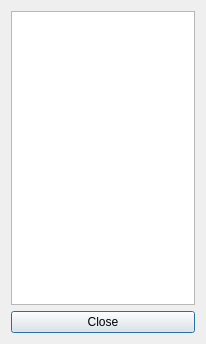
Old version of the form qtCoin/src/ftp-server/debuglogdialog.ui in the repository netpipe/EcoCoin.
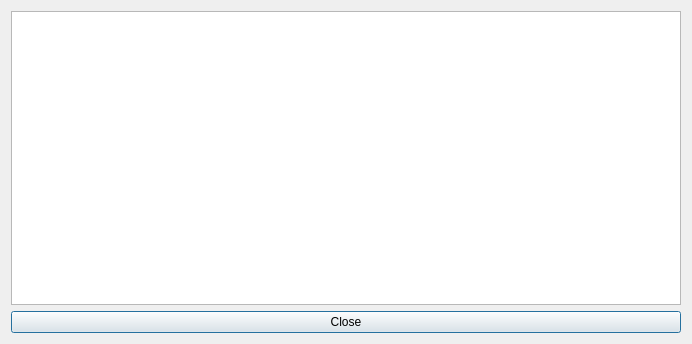
New version of the form.

```diff
--- a/qtCoin/src/ftp-server/debuglogdialog.ui
+++ b/qtCoin/src/ftp-server/debuglogdialog.ui
@@ -6,7 +6,7 @@
    <rect>
     <x>0</x>
     <y>0</y>
-    <width>206</width>
+    <width>692</width>
     <height>344</height>
    </rect>
   </property>
```
